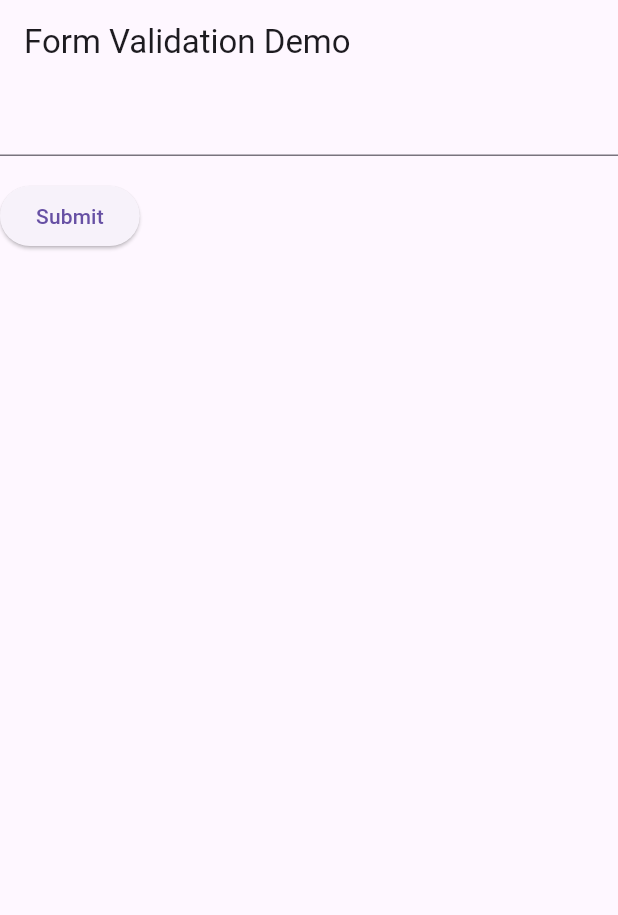
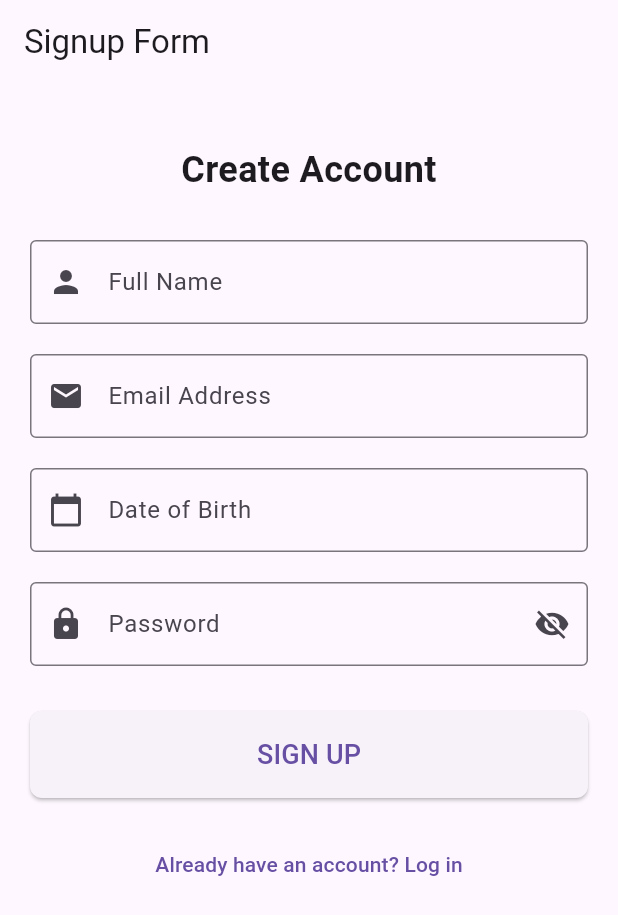
Before and after one commit to fizzahfaizi21/Input_validation, a Flutter app: the screen it shows after launch, on a phone screen of 412 x 824 dp. Shown: the top 915 px of the screen. Run offline on Flutter 3.47's test engine with Material 3 defaults, Android fonts, the phone set to English and light mode, and no system bars.

Commit message:
created the signup UI

```diff
--- a/lib/main.dart
+++ b/lib/main.dart
@@ -4,9 +4,11 @@ void main() => runApp(const MyApp());
 
 class MyApp extends StatelessWidget {
   const MyApp({super.key});
+
   @override
   Widget build(BuildContext context) {
-    const appTitle = 'Form Validation Demo';
+    const appTitle = 'Signup Form';
+
     return MaterialApp(
       title: appTitle,
       home: Scaffold(
@@ -19,58 +21,182 @@ class MyApp extends StatelessWidget {
   }
 }
 
-// Create a Form widget.
 class MyCustomForm extends StatefulWidget {
   const MyCustomForm({super.key});
+
   @override
-  MyCustomFormState createState() {
-    return MyCustomFormState();
-  }
+  MyCustomFormState createState() => MyCustomFormState();
 }
 
-// Create a corresponding State class.
-// This class holds data related to the form.
 class MyCustomFormState extends State<MyCustomForm> {
-// Create a global key that uniquely identifies the Form widget
-// and allows validation of the form.
-//
-// Note: This is a GlobalKey<FormState>,
-// not a GlobalKey<MyCustomFormState>.
   final _formKey = GlobalKey<FormState>();
+  final TextEditingController _nameController = TextEditingController();
+  final TextEditingController _emailController = TextEditingController();
+  final TextEditingController _dobController = TextEditingController();
+  final TextEditingController _passwordController = TextEditingController();
+
+  @override
+  void dispose() {
+    _nameController.dispose();
+    _emailController.dispose();
+    _dobController.dispose();
+    _passwordController.dispose();
+    super.dispose();
+  }
+
   @override
   Widget build(BuildContext context) {
-// Build a Form widget using the _formKey created above.
-    return Form(
+    return SingleChildScrollView(
+      padding: const EdgeInsets.all(20.0),
+      child: Form(
         key: _formKey,
         child: Column(
-        crossAxisAlignment: CrossAxisAlignment.start,
+          crossAxisAlignment: CrossAxisAlignment.stretch,
           children: [
+            const SizedBox(height: 20),
+            const Text(
+              'Create Account',
+              style: TextStyle(fontSize: 24, fontWeight: FontWeight.bold),
+              textAlign: TextAlign.center,
+            ),
+            const SizedBox(height: 30),
+
+            // Name Field
             TextFormField(
-// The validator receives the text that the user has entered.
+              controller: _nameController,
+              decoration: const InputDecoration(
+                labelText: 'Full Name',
+                prefixIcon: Icon(Icons.person),
+                border: OutlineInputBorder(),
+              ),
               validator: (value) {
                 if (value == null || value.isEmpty) {
-                return 'Please enter some text';
+                  return 'Please enter your name';
                 }
                 return null;
               },
             ),
-          Padding(
-            padding: const EdgeInsets.symmetric(vertical: 16),
-            child: ElevatedButton(
-              onPressed: () {
-// Validate returns true if the form is valid, or false otherwise.
-                if (_formKey.currentState!.validate()) {
-// If the form is valid, display a snackbar. In the real world,
-// you'd often call a server or save the information in a database.
-                  ScaffoldMessenger.of(context).showSnackBar(
-                    const SnackBar(content: Text('Processing Data')),
+
+            const SizedBox(height: 20),
+
+            // Email Field
+            TextFormField(
+              controller: _emailController,
+              decoration: const InputDecoration(
+                labelText: 'Email Address',
+                prefixIcon: Icon(Icons.email),
+                border: OutlineInputBorder(),
+              ),
+              keyboardType: TextInputType.emailAddress,
+              validator: (value) {
+                if (value == null || value.isEmpty) {
+                  return 'Please enter your email';
+                }
+                if (!RegExp(r'^[\w-\.]+@([\w-]+\.)+[\w-]{2,4}$').hasMatch(value)) {
+                  return 'Please enter a valid email';
+                }
+                return null;
+              },
+            ),
+
+            const SizedBox(height: 20),
+
+            // Date of Birth Field
+            TextFormField(
+              controller: _dobController,
+              decoration: const InputDecoration(
+                labelText: 'Date of Birth',
+                prefixIcon: Icon(Icons.calendar_today),
+                border: OutlineInputBorder(),
+              ),
+              readOnly: true,
+              onTap: () async {
+                DateTime? pickedDate = await showDatePicker(
+                  context: context,
+                  initialDate: DateTime.now(),
+                  firstDate: DateTime(1900),
+                  lastDate: DateTime.now(),
                 );
+                if (pickedDate != null) {
+                  _dobController.text =
+                      "${pickedDate.day}/${pickedDate.month}/${pickedDate.year}";
                 }
               },
-              child: const Text('Submit'),
+              validator: (value) {
+                if (value == null || value.isEmpty) {
+                  return 'Please select your date of birth';
+                }
+                return null;
+              },
+            ),
+
+            const SizedBox(height: 20),
+
+            // Password Field
+            TextFormField(
+              controller: _passwordController,
+              decoration: const InputDecoration(
+                labelText: 'Password',
+                prefixIcon: Icon(Icons.lock),
+                border: OutlineInputBorder(),
+                suffixIcon: Icon(Icons.visibility_off),
+              ),
+              obscureText: true,
+              validator: (value) {
+                if (value == null || value.isEmpty) {
+                  return 'Please enter a password';
+                }
+                if (value.length < 6) {
+                  return 'Password must be at least 6 characters';
+                }
+                return null;
+              },
+            ),
+
+            const SizedBox(height: 30),
+
+            // Submit Button
+            ElevatedButton(
+              style: ElevatedButton.styleFrom(
+                padding: const EdgeInsets.symmetric(vertical: 16),
+                shape: RoundedRectangleBorder(
+                  borderRadius: BorderRadius.circular(8),
                 ),
               ),
+              onPressed: () {
+                if (_formKey.currentState!.validate()) {
+                  // Form is valid, proceed with signup
+                  ScaffoldMessenger.of(context).showSnackBar(
+                    const SnackBar(
+                      content: Text('Processing Signup'),
+                      duration: Duration(seconds: 2),
+                    ),
+                  );
+
+                  // Here you would typically send data to your backend
+                  print('Name: ${_nameController.text}');
+                  print('Email: ${_emailController.text}');
+                  print('DOB: ${_dobController.text}');
+                  print('Password: ${_passwordController.text}');
+                }
+              },
+              child: const Text(
+                'SIGN UP',
+                style: TextStyle(fontSize: 18),
+              ),
+            ),
+
+            const SizedBox(height: 20),
+
+            // Already have an account? Login
+            TextButton(
+              onPressed: () {
+                // Navigate to login page
+              },
+              child: const Text('Already have an account? Log in'),
+            ),
           ],
+        ),
       ),
     );
   }
```
Lines whose indentation alone changed are shown as unchanged.
